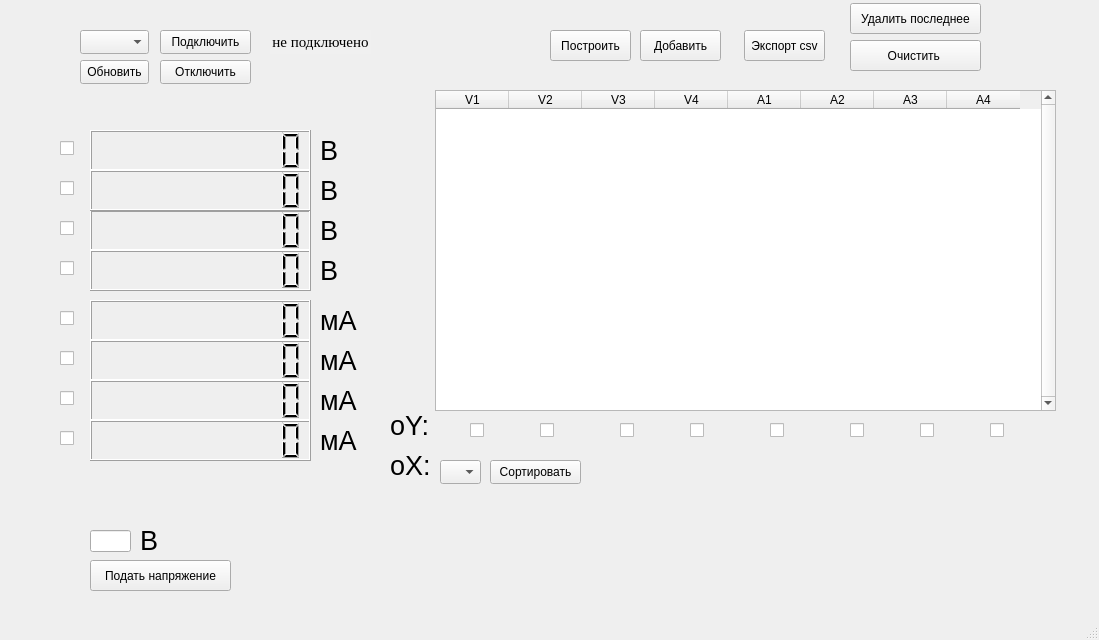
Old version of the form interface.ui in the repository KejLater/lab_stand.
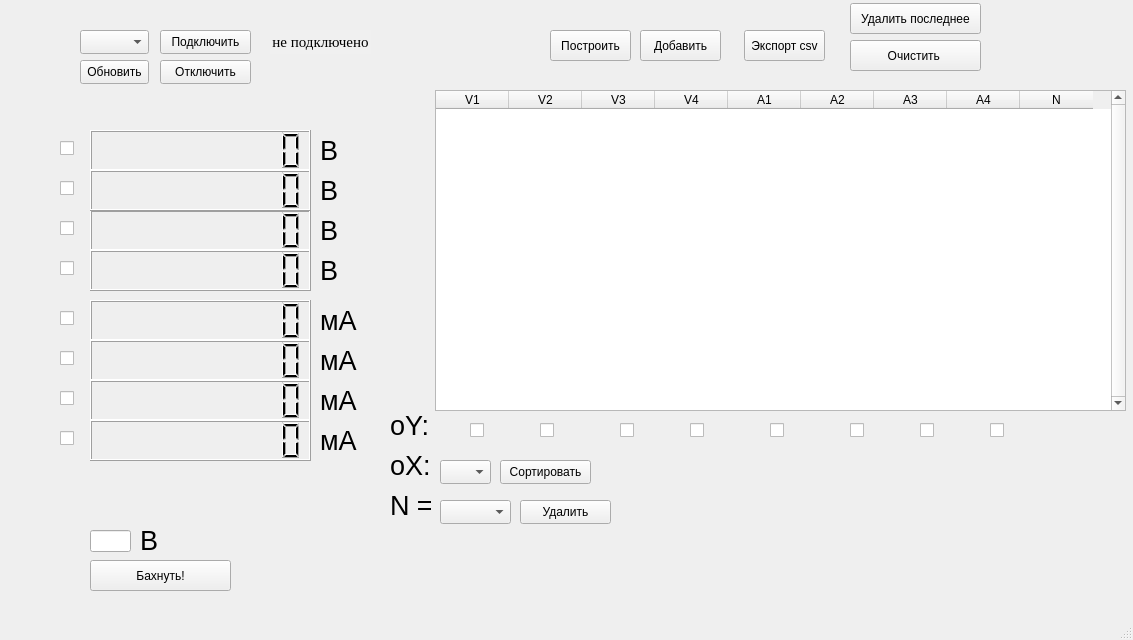
New version of the form.

Patch:
```diff
--- a/interface.ui
+++ b/interface.ui
@@ -6,7 +6,7 @@
    <rect>
     <x>0</x>
     <y>0</y>
-    <width>1099</width>
+    <width>1133</width>
     <height>640</height>
    </rect>
   </property>
@@ -944,7 +944,7 @@
      <rect>
       <x>435</x>
       <y>90</y>
-      <width>621</width>
+      <width>691</width>
       <height>321</height>
      </rect>
     </property>
@@ -979,7 +979,7 @@
      <number>0</number>
     </property>
     <property name="columnCount">
-     <number>8</number>
+     <number>9</number>
     </property>
     <attribute name="horizontalHeaderMinimumSectionSize">
      <number>73</number>
@@ -990,6 +990,9 @@
     <attribute name="horizontalHeaderShowSortIndicator" stdset="0">
      <bool>false</bool>
     </attribute>
+    <attribute name="verticalHeaderVisible">
+     <bool>false</bool>
+    </attribute>
     <column>
      <property name="text">
       <string>V1</string>
@@ -1030,6 +1033,11 @@
       <string>A4</string>
      </property>
     </column>
+    <column>
+     <property name="text">
+      <string>N</string>
+     </property>
+    </column>
    </widget>
    <widget class="QCheckBox" name="V1_y">
     <property name="geometry">
@@ -1174,7 +1182,7 @@
      </rect>
     </property>
     <property name="text">
-     <string>Подать напряжение</string>
+     <string>Бахнуть!</string>
     </property>
    </widget>
    <widget class="QPushButton" name="close_btn">
@@ -1234,7 +1242,7 @@
      <rect>
       <x>440</x>
       <y>460</y>
-      <width>41</width>
+      <width>51</width>
       <height>24</height>
      </rect>
     </property>
@@ -1280,7 +1288,7 @@
    <widget class="QPushButton" name="sort_launch">
     <property name="geometry">
      <rect>
-      <x>490</x>
+      <x>500</x>
       <y>460</y>
       <width>91</width>
       <height>24</height>
@@ -1290,6 +1298,51 @@
      <string>Сортировать</string>
     </property>
    </widget>
+   <widget class="QLabel" name="V1_label_5">
+    <property name="enabled">
+     <bool>true</bool>
+    </property>
+    <property name="geometry">
+     <rect>
+      <x>390</x>
+      <y>490</y>
+      <width>41</width>
+      <height>31</height>
+     </rect>
+    </property>
+    <property name="text">
+     <string>&lt;html&gt;&lt;head/&gt;&lt;body&gt;&lt;p&gt;&lt;span style=&quot; font-size:20pt;&quot;&gt;N =&lt;/span&gt;&lt;/p&gt;&lt;/body&gt;&lt;/html&gt;</string>
+    </property>
+   </widget>
+   <widget class="QPushButton" name="delete_n">
+    <property name="geometry">
+     <rect>
+      <x>520</x>
+      <y>500</y>
+      <width>91</width>
+      <height>24</height>
+     </rect>
+    </property>
+    <property name="text">
+     <string>Удалить</string>
+    </property>
+   </widget>
+   <widget class="QComboBox" name="choose_delete">
+    <property name="geometry">
+     <rect>
+      <x>440</x>
+      <y>500</y>
+      <width>71</width>
+      <height>24</height>
+     </rect>
+    </property>
+    <property name="font">
+     <font>
+      <pointsize>11</pointsize>
+      <strikeout>false</strikeout>
+     </font>
+    </property>
+   </widget>
   </widget>
   <widget class="QMenuBar" name="menubar">
    <property name="geometry">
```
Left out of the diff: 4 changed lines with no effect on the pictures.
